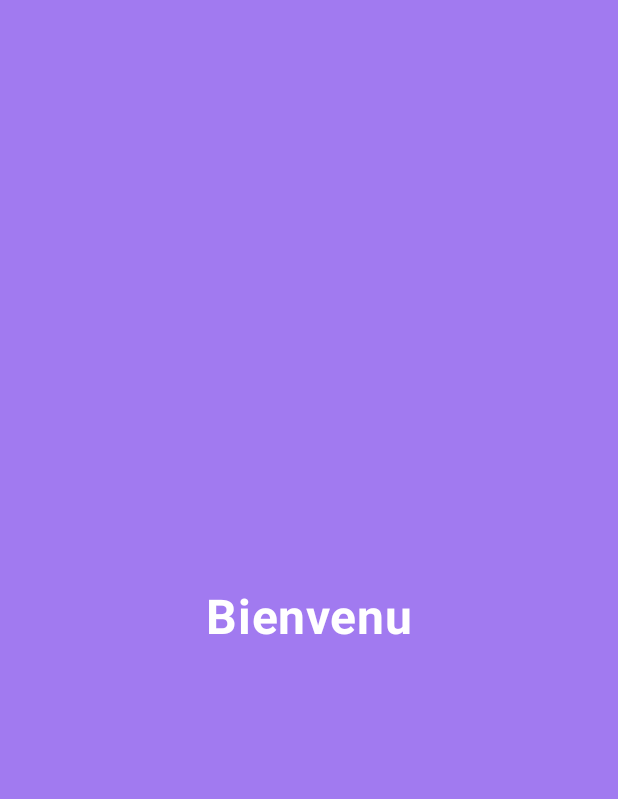
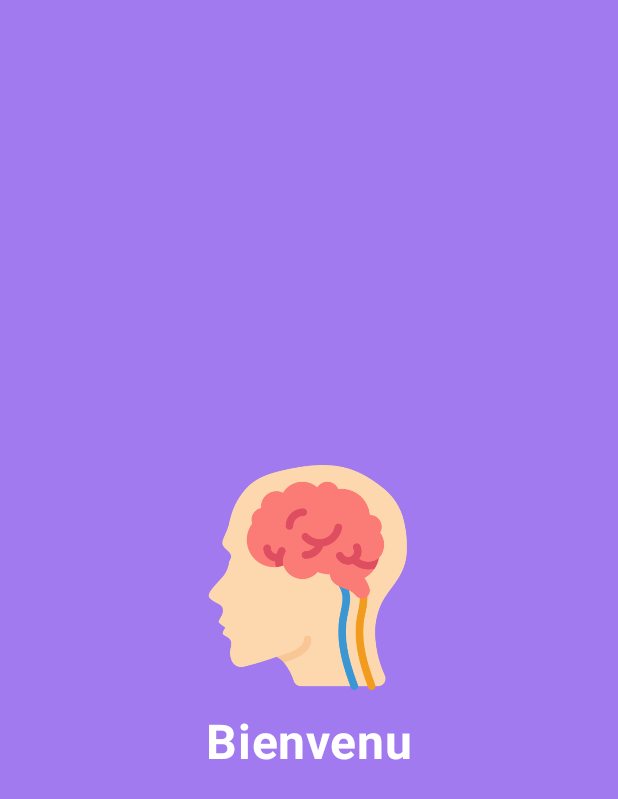
Before and after one commit to baris-ux/jeux_memory, an Android app built with Jetpack Compose: the screen it shows after launch (MainActivity), on a phone screen of 412 x 824 dp. Shown: the top 799 px of the screen. Run offline under Robolectric (Android 15) with nearby library versions, the phone set to English and light mode, and no system bars.

Commit message:
ajout image

```diff
--- a/app/src/main/java/com/example/memory/MainActivity.kt
+++ b/app/src/main/java/com/example/memory/MainActivity.kt
@@ -4,19 +4,22 @@ import android.os.Bundle
 import androidx.activity.ComponentActivity
 import androidx.activity.compose.setContent
 import androidx.activity.enableEdgeToEdge
-import androidx.compose.foundation.layout.Box
-import androidx.compose.foundation.layout.fillMaxSize
+import androidx.compose.foundation.Image
+import androidx.compose.foundation.background
+import androidx.compose.foundation.layout.*
 import androidx.compose.material3.Text
 import androidx.compose.runtime.Composable
 import androidx.compose.ui.Alignment
 import androidx.compose.ui.Modifier
+import androidx.compose.ui.graphics.Color
+import androidx.compose.ui.layout.ContentScale
+import androidx.compose.ui.res.painterResource
+import androidx.compose.ui.text.font.FontWeight
 import androidx.compose.ui.tooling.preview.Preview
+import androidx.compose.ui.unit.dp
+import androidx.compose.ui.unit.sp
 import com.example.memory.ui.theme.MemoryTheme
-import androidx.compose.foundation.background
-import androidx.compose.ui.graphics.Color
-import androidx.compose.ui.unit.sp
-import androidx.compose.ui.text.font.FontWeight
-
+import com.example.memory.R
 
 class MainActivity : ComponentActivity() {
     override fun onCreate(savedInstanceState: Bundle?) {
@@ -36,14 +39,28 @@ fun Greeting() {
         modifier = Modifier
             .fillMaxSize()
             .background(Color(0xFFa17af0)),
-        contentAlignment = Alignment.Center,
+        contentAlignment = Alignment.Center
     ) {
+        Column(
+            horizontalAlignment = Alignment.CenterHorizontally,
+            verticalArrangement = Arrangement.Center
+        ) {
+            Image(
+                painter = painterResource(id = R.drawable.memoire), // logo.png dans res/drawable/
+                contentDescription = "Logo de l'application",
+                contentScale = ContentScale.Fit,
+                modifier = Modifier.size(150.dp)
+            )
+
+            Spacer(modifier = Modifier.height(16.dp))
+
             Text(
                 text = "Bienvenu",
                 color = Color(0xFFFFFFFF),
                 fontSize = 32.sp,
                 fontWeight = FontWeight.Bold
             )
+        }
     }
 }
 
```
Also changed, not shown: app/src/main/res/drawable/memoire.png (added). Lines whose indentation alone changed are shown as unchanged.
